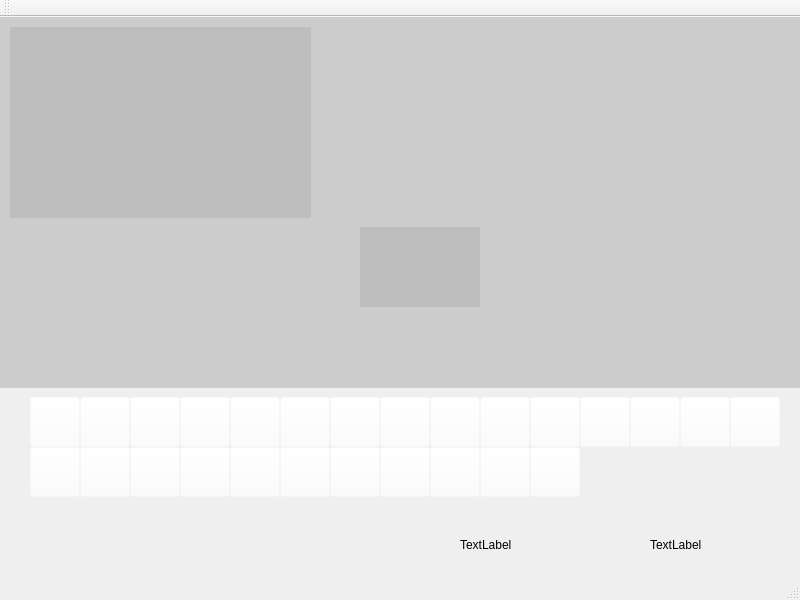
This is src/UI_Files/learn_activity.ui in chrisais9/EasyHandy as Qt 5 draws it before an edit. The edited form follows.
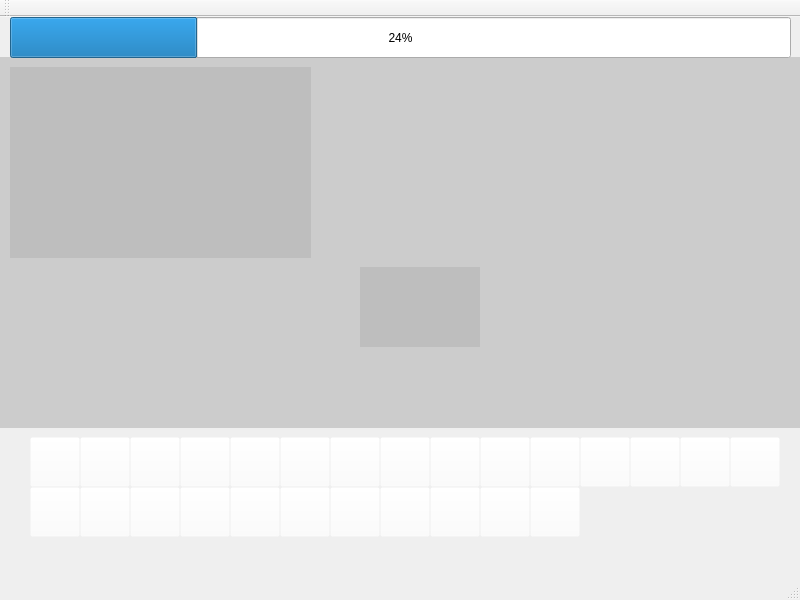
This is the edited form.

Commit message: 프로그레스바 UI, source 추가.

What changed in the file:
```diff
--- a/src/UI_Files/learn_activity.ui
+++ b/src/UI_Files/learn_activity.ui
@@ -23,37 +23,11 @@
    </size>
   </property>
   <widget class="QWidget" name="centralwidget">
-   <widget class="QLabel" name="label">
-    <property name="geometry">
-     <rect>
-      <x>460</x>
-      <y>520</y>
-      <width>60</width>
-      <height>16</height>
-     </rect>
-    </property>
-    <property name="text">
-     <string>TextLabel</string>
-    </property>
-   </widget>
-   <widget class="QLabel" name="label_2">
-    <property name="geometry">
-     <rect>
-      <x>650</x>
-      <y>520</y>
-      <width>60</width>
-      <height>16</height>
-     </rect>
-    </property>
-    <property name="text">
-     <string>TextLabel</string>
-    </property>
-   </widget>
    <widget class="QLabel" name="label_tutorialView">
     <property name="geometry">
      <rect>
       <x>10</x>
-      <y>10</y>
+      <y>50</y>
       <width>301</width>
       <height>191</height>
      </rect>
@@ -69,7 +43,7 @@
     <property name="geometry">
      <rect>
       <x>0</x>
-      <y>0</y>
+      <y>40</y>
       <width>801</width>
       <height>371</height>
      </rect>
@@ -85,7 +59,7 @@
     <property name="geometry">
      <rect>
       <x>360</x>
-      <y>210</y>
+      <y>250</y>
       <width>120</width>
       <height>80</height>
      </rect>
@@ -98,13 +72,13 @@
     <property name="geometry">
      <rect>
       <x>80</x>
-      <y>380</y>
+      <y>420</y>
       <width>50</width>
       <height>50</height>
      </rect>
     </property>
     <property name="autoFillBackground">
-     <bool>true</bool>
+     <bool>false</bool>
     </property>
     <property name="styleSheet">
      <string notr="true">background-color: rgba(255, 255, 255, 0);</string>
@@ -117,13 +91,13 @@
     <property name="geometry">
      <rect>
       <x>130</x>
-      <y>380</y>
+      <y>420</y>
       <width>50</width>
       <height>50</height>
      </rect>
     </property>
     <property name="autoFillBackground">
-     <bool>true</bool>
+     <bool>false</bool>
     </property>
     <property name="styleSheet">
      <string notr="true">background-color: rgba(255, 255, 255, 0);</string>
@@ -136,13 +110,13 @@
     <property name="geometry">
      <rect>
       <x>180</x>
-      <y>380</y>
+      <y>420</y>
       <width>50</width>
       <height>50</height>
      </rect>
     </property>
     <property name="autoFillBackground">
-     <bool>true</bool>
+     <bool>false</bool>
     </property>
     <property name="styleSheet">
      <string notr="true">background-color: rgba(255, 255, 255, 0);</string>
@@ -155,13 +129,13 @@
     <property name="geometry">
      <rect>
       <x>280</x>
-      <y>380</y>
+      <y>420</y>
       <width>50</width>
       <height>50</height>
      </rect>
     </property>
     <property name="autoFillBackground">
-     <bool>true</bool>
+     <bool>false</bool>
     </property>
     <property name="styleSheet">
      <string notr="true">background-color: rgba(255, 255, 255, 0);</string>
@@ -174,13 +148,13 @@
     <property name="geometry">
      <rect>
       <x>230</x>
-      <y>380</y>
+      <y>420</y>
       <width>50</width>
       <height>50</height>
      </rect>
     </property>
     <property name="autoFillBackground">
-     <bool>true</bool>
+     <bool>false</bool>
     </property>
     <property name="styleSheet">
      <string notr="true">background-color: rgba(255, 255, 255, 0);</string>
@@ -193,13 +167,13 @@
     <property name="geometry">
      <rect>
       <x>330</x>
-      <y>380</y>
+      <y>420</y>
       <width>50</width>
       <height>50</height>
      </rect>
     </property>
     <property name="autoFillBackground">
-     <bool>true</bool>
+     <bool>false</bool>
     </property>
     <property name="styleSheet">
      <string notr="true">background-color: rgba(255, 255, 255, 0);</string>
@@ -212,13 +186,13 @@
     <property name="geometry">
      <rect>
       <x>380</x>
-      <y>380</y>
+      <y>420</y>
       <width>50</width>
       <height>50</height>
      </rect>
     </property>
     <property name="autoFillBackground">
-     <bool>true</bool>
+     <bool>false</bool>
     </property>
     <property name="styleSheet">
      <string notr="true">background-color: rgba(255, 255, 255, 0);</string>
@@ -231,13 +205,13 @@
     <property name="geometry">
      <rect>
       <x>430</x>
-      <y>380</y>
+      <y>420</y>
       <width>50</width>
       <height>50</height>
      </rect>
     </property>
     <property name="autoFillBackground">
-     <bool>true</bool>
+     <bool>false</bool>
     </property>
     <property name="styleSheet">
      <string notr="true">background-color: rgba(255, 255, 255, 0);</string>
@@ -250,13 +224,13 @@
     <property name="geometry">
      <rect>
       <x>80</x>
-      <y>430</y>
+      <y>470</y>
       <width>50</width>
       <height>50</height>
      </rect>
     </property>
     <property name="autoFillBackground">
-     <bool>true</bool>
+     <bool>false</bool>
     </property>
     <property name="styleSheet">
      <string notr="true">background-color: rgba(255, 255, 255, 0);</string>
@@ -269,13 +243,13 @@
     <property name="geometry">
      <rect>
       <x>180</x>
-      <y>430</y>
+      <y>470</y>
       <width>50</width>
       <height>50</height>
      </rect>
     </property>
     <property name="autoFillBackground">
-     <bool>true</bool>
+     <bool>false</bool>
     </property>
     <property name="styleSheet">
      <string notr="true">background-color: rgba(255, 255, 255, 0);</string>
@@ -288,13 +262,13 @@
     <property name="geometry">
      <rect>
       <x>130</x>
-      <y>430</y>
+      <y>470</y>
       <width>50</width>
       <height>50</height>
      </rect>
     </property>
     <property name="autoFillBackground">
-     <bool>true</bool>
+     <bool>false</bool>
     </property>
     <property name="styleSheet">
      <string notr="true">background-color: rgba(255, 255, 255, 0);</string>
@@ -307,13 +281,13 @@
     <property name="geometry">
      <rect>
       <x>30</x>
-      <y>430</y>
+      <y>470</y>
       <width>50</width>
       <height>50</height>
      </rect>
     </property>
     <property name="autoFillBackground">
-     <bool>true</bool>
+     <bool>false</bool>
     </property>
     <property name="styleSheet">
      <string notr="true">background-color: rgba(255, 255, 255, 0);</string>
@@ -326,13 +300,13 @@
     <property name="geometry">
      <rect>
       <x>480</x>
-      <y>380</y>
+      <y>420</y>
       <width>50</width>
       <height>50</height>
      </rect>
     </property>
     <property name="autoFillBackground">
-     <bool>true</bool>
+     <bool>false</bool>
     </property>
     <property name="styleSheet">
      <string notr="true">background-color: rgba(255, 255, 255, 0);</string>
@@ -345,13 +319,13 @@
     <property name="geometry">
      <rect>
       <x>580</x>
-      <y>380</y>
+      <y>420</y>
       <width>50</width>
       <height>50</height>
      </rect>
     </property>
     <property name="autoFillBackground">
-     <bool>true</bool>
+     <bool>false</bool>
     </property>
     <property name="styleSheet">
      <string notr="true">background-color: rgba(255, 255, 255, 0);</string>
@@ -364,13 +338,13 @@
     <property name="geometry">
      <rect>
       <x>530</x>
-      <y>380</y>
+      <y>420</y>
       <width>50</width>
       <height>50</height>
      </rect>
     </property>
     <property name="autoFillBackground">
-     <bool>true</bool>
+     <bool>false</bool>
     </property>
     <property name="styleSheet">
      <string notr="true">background-color: rgba(255, 255, 255, 0);</string>
@@ -383,13 +357,13 @@
     <property name="geometry">
      <rect>
       <x>680</x>
-      <y>380</y>
+      <y>420</y>
       <width>50</width>
       <height>50</height>
      </rect>
     </property>
     <property name="autoFillBackground">
-     <bool>true</bool>
+     <bool>false</bool>
     </property>
     <property name="styleSheet">
      <string notr="true">background-color: rgba(255, 255, 255, 0);</string>
@@ -402,13 +376,13 @@
     <property name="geometry">
      <rect>
       <x>630</x>
-      <y>380</y>
+      <y>420</y>
       <width>50</width>
       <height>50</height>
      </rect>
     </property>
     <property name="autoFillBackground">
-     <bool>true</bool>
+     <bool>false</bool>
     </property>
     <property name="styleSheet">
      <string notr="true">background-color: rgba(255, 255, 255, 0);</string>
@@ -421,13 +395,13 @@
     <property name="geometry">
      <rect>
       <x>480</x>
-      <y>430</y>
+      <y>470</y>
       <width>50</width>
       <height>50</height>
      </rect>
     </property>
     <property name="autoFillBackground">
-     <bool>true</bool>
+     <bool>false</bool>
     </property>
     <property name="styleSheet">
      <string notr="true">background-color: rgba(255, 255, 255, 0);</string>
@@ -440,13 +414,13 @@
     <property name="geometry">
      <rect>
       <x>430</x>
-      <y>430</y>
+      <y>470</y>
       <width>50</width>
       <height>50</height>
      </rect>
     </property>
     <property name="autoFillBackground">
-     <bool>true</bool>
+     <bool>false</bool>
     </property>
     <property name="styleSheet">
      <string notr="true">background-color: rgba(255, 255, 255, 0);</string>
@@ -459,13 +433,13 @@
     <property name="geometry">
      <rect>
       <x>380</x>
-      <y>430</y>
+      <y>470</y>
       <width>50</width>
       <height>50</height>
      </rect>
     </property>
     <property name="autoFillBackground">
-     <bool>true</bool>
+     <bool>false</bool>
     </property>
     <property name="styleSheet">
      <string notr="true">background-color: rgba(255, 255, 255, 0);</string>
@@ -478,13 +452,13 @@
     <property name="geometry">
      <rect>
       <x>330</x>
-      <y>430</y>
+      <y>470</y>
       <width>50</width>
       <height>50</height>
      </rect>
     </property>
     <property name="autoFillBackground">
-     <bool>true</bool>
+     <bool>false</bool>
     </property>
     <property name="styleSheet">
      <string notr="true">background-color: rgba(255, 255, 255, 0);</string>
@@ -497,13 +471,13 @@
     <property name="geometry">
      <rect>
       <x>280</x>
-      <y>430</y>
+      <y>470</y>
       <width>50</width>
       <height>50</height>
      </rect>
     </property>
     <property name="autoFillBackground">
-     <bool>true</bool>
+     <bool>false</bool>
     </property>
     <property name="styleSheet">
      <string notr="true">background-color: rgba(255, 255, 255, 0);</string>
@@ -516,13 +490,13 @@
     <property name="geometry">
      <rect>
       <x>230</x>
-      <y>430</y>
+      <y>470</y>
       <width>50</width>
       <height>50</height>
      </rect>
     </property>
     <property name="autoFillBackground">
-     <bool>true</bool>
+     <bool>false</bool>
     </property>
     <property name="styleSheet">
      <string notr="true">background-color: rgba(255, 255, 255, 0);</string>
@@ -535,13 +509,13 @@
     <property name="geometry">
      <rect>
       <x>730</x>
-      <y>380</y>
+      <y>420</y>
       <width>50</width>
       <height>50</height>
      </rect>
     </property>
     <property name="autoFillBackground">
-     <bool>true</bool>
+     <bool>false</bool>
     </property>
     <property name="styleSheet">
      <string notr="true">background-color: rgba(255, 255, 255, 0);</string>
@@ -554,13 +528,13 @@
     <property name="geometry">
      <rect>
       <x>30</x>
-      <y>380</y>
+      <y>420</y>
       <width>50</width>
       <height>50</height>
      </rect>
     </property>
     <property name="autoFillBackground">
-     <bool>true</bool>
+     <bool>false</bool>
     </property>
     <property name="styleSheet">
      <string notr="true">background-color: rgba(255, 255, 255, 0);</string>
@@ -573,13 +547,13 @@
     <property name="geometry">
      <rect>
       <x>530</x>
-      <y>430</y>
+      <y>470</y>
       <width>50</width>
       <height>50</height>
      </rect>
     </property>
     <property name="autoFillBackground">
-     <bool>true</bool>
+     <bool>false</bool>
     </property>
     <property name="styleSheet">
      <string notr="true">background-color: rgba(255, 255, 255, 0);</string>
@@ -588,9 +562,23 @@
      <string/>
     </property>
    </widget>
+   <widget class="QProgressBar" name="progressBar">
+    <property name="geometry">
+     <rect>
+      <x>10</x>
+      <y>0</y>
+      <width>781</width>
+      <height>41</height>
+     </rect>
+    </property>
+    <property name="styleSheet">
+     <string notr="true"/>
+    </property>
+    <property name="value">
+     <number>24</number>
+    </property>
+   </widget>
    <zorder>label_camView</zorder>
-   <zorder>label</zorder>
-   <zorder>label_2</zorder>
    <zorder>label_tutorialView</zorder>
    <zorder>widget</zorder>
    <zorder>button_B</zorder>
@@ -619,6 +607,7 @@
    <zorder>button_O</zorder>
    <zorder>button_A</zorder>
    <zorder>button_Z</zorder>
+   <zorder>progressBar</zorder>
   </widget>
   <widget class="QMenuBar" name="menubar">
    <property name="geometry">
```
The commit also changes 1 other file.
